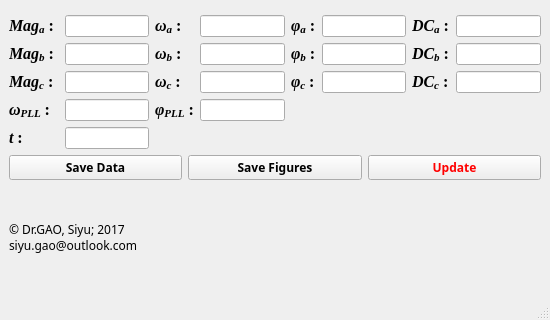
Before: the Qt Designer form symmGui.ui in iruletheworld/Visualisaion-for-Symmetrical-Components-Fortescue-Clarke-Park, drawn with Qt 5; both pictures show x 0 to 550 and y 230 to 550 of the 550 by 550 pixel window.
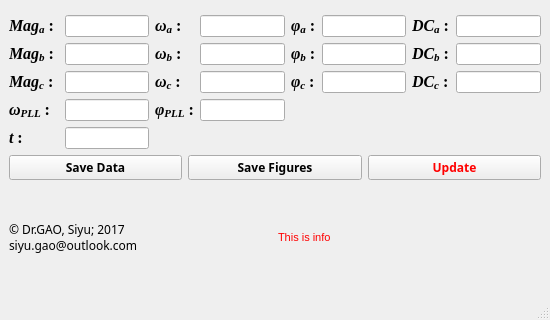
After: the same form once the commit is applied. Icons and pictures are not drawn.

Commit message: GUI imporvement with info display

The edit to the form file:
```diff
--- a/symmGui.ui
+++ b/symmGui.ui
@@ -477,6 +477,8 @@
      </layout>
     </item>
     <item>
+     <layout class="QHBoxLayout" name="horizontalLayout_2">
+      <item>
      <widget class="QLabel" name="lbl_copyright">
       <property name="baseSize">
        <size>
@@ -498,6 +500,37 @@
       </property>
      </widget>
     </item>
+      <item>
+       <widget class="QLabel" name="lbl_info">
+        <property name="baseSize">
+         <size>
+          <width>0</width>
+          <height>0</height>
+         </size>
+        </property>
+        <property name="font">
+         <font>
+          <family>Arial</family>
+          <pointsize>8</pointsize>
+          <weight>9</weight>
+          <italic>false</italic>
+          <bold>false</bold>
+         </font>
+        </property>
+        <property name="styleSheet">
+         <string notr="true">font: 75 8pt &quot;Arial&quot;;
+color: rgb(255, 0, 0);</string>
+        </property>
+        <property name="locale">
+         <locale language="English" country="UnitedKingdom"/>
+        </property>
+        <property name="text">
+         <string>This is info</string>
+        </property>
+       </widget>
+      </item>
+     </layout>
+    </item>
    </layout>
    <zorder>lbl_equations</zorder>
    <zorder>lbl_units</zorder>
```
Left out of the diff: 2 changed lines with no effect on the pictures. Lines whose indentation alone changed are shown as unchanged. The commit also changes 11 other files.
